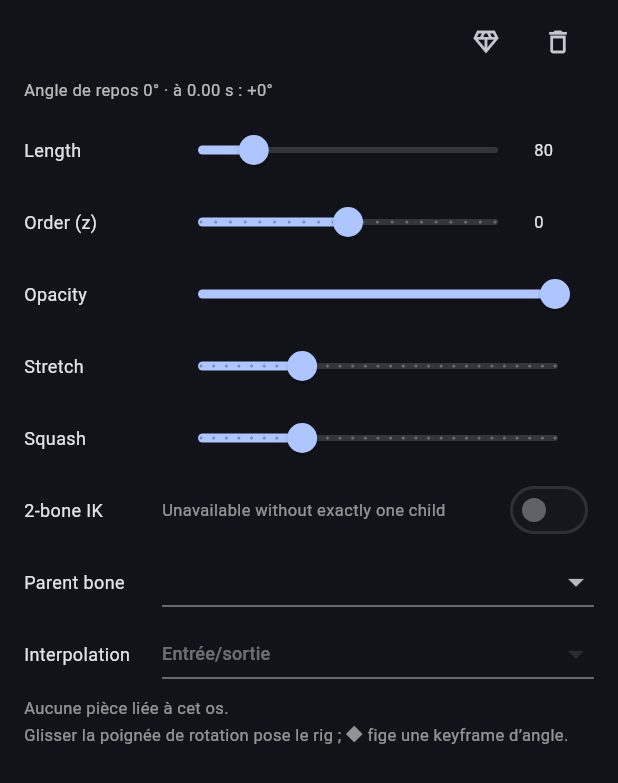
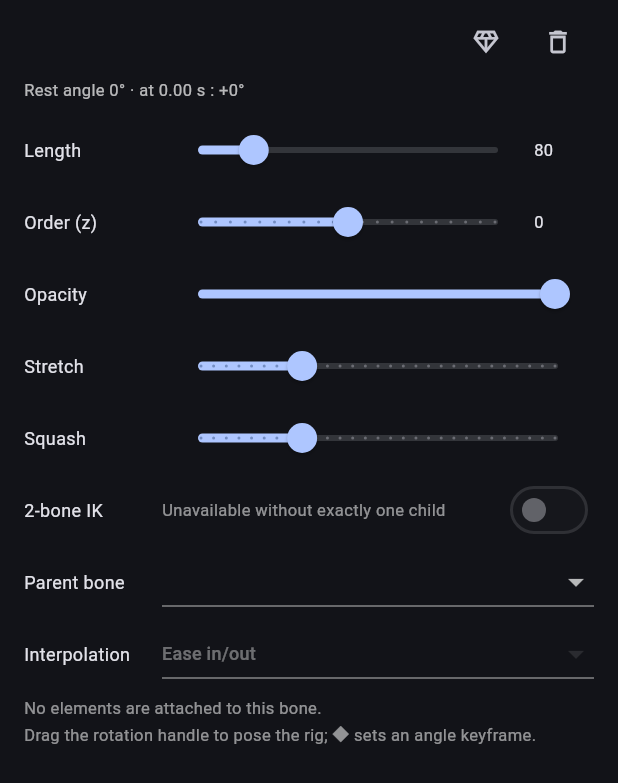
Before and after one commit to Xiaohequ/vector-anim-studio, a Flutter app: the BonePropertiesSheet widget shown alone on an empty page, opened directly with empty values, on a phone screen of 412 x 824 dp. Shown: the top 783 px of the screen. Run offline on Flutter 3.47's test engine with Material 3 defaults, Android fonts, the phone set to English and light mode, and no system bars; our stand-ins replace file_picker, package_info_plus, share_plus, shared_preferences, sqflite; missing offline and left inert: flutter_quick_video_encoder; accounts and stored records are empty.

Commit message:
fix: localize shape and bone properties (#18)
Prepare Keyform Studio 0.36.1 localization fixes

```diff
--- a/app/lib/settings/language_settings.dart
+++ b/app/lib/settings/language_settings.dart
@@ -88,17 +88,23 @@ class AppStrings {
       'Bibliothèques open source': 'Open-source libraries',
       'Chargement…': 'Loading…',
       'Confidentialité': 'Privacy',
-      'Cette notice décrit les données utilisées par Keyform Studio.': 'This notice describes how Keyform Studio uses data.',
+      'Cette notice décrit les données utilisées par Keyform Studio.':
+          'This notice describes how Keyform Studio uses data.',
       'Données des projets': 'Project data',
-      'Les projets, formes, animations et réglages sont conservés localement sur votre appareil. L’application utilise le stockage local pour les enregistrer.': 'Projects, shapes, animations and settings are stored locally on your device. The app uses local storage to save them.',
+      'Les projets, formes, animations et réglages sont conservés localement sur votre appareil. L’application utilise le stockage local pour les enregistrer.':
+          'Projects, shapes, animations and settings are stored locally on your device. The app uses local storage to save them.',
       'Importation et exportation': 'Import and export',
-      'Lors d’un import, l’application lit le fichier que vous choisissez. Les exports sont créés à votre demande. Si vous utilisez le partage, le contenu est transmis à l’application que vous sélectionnez.': 'When importing, the app reads the file you select. Exports are created at your request. If you share, the content is passed to the app you choose.',
+      'Lors d’un import, l’application lit le fichier que vous choisissez. Les exports sont créés à votre demande. Si vous utilisez le partage, le contenu est transmis à l’application que vous sélectionnez.':
+          'When importing, the app reads the file you select. Exports are created at your request. If you share, the content is passed to the app you choose.',
       'Préférence de langue': 'Language preference',
-      'Votre choix de langue est enregistré localement sur l’appareil. « Langue du système » n’enregistre pas de préférence linguistique spécifique.': 'Your language choice is stored locally on the device. “System default” does not save a specific language preference.',
+      'Votre choix de langue est enregistré localement sur l’appareil. « Langue du système » n’enregistre pas de préférence linguistique spécifique.':
+          'Your language choice is stored locally on the device. “System default” does not save a specific language preference.',
       'Aucun compte requis': 'No account required',
-      'Keyform Studio ne requiert pas de compte pour créer et modifier des projets. Cette version n’intègre ni publicité ni suivi analytique.': 'Keyform Studio requires no account to create or edit projects. This version includes no advertising or analytics tracking.',
+      'Keyform Studio ne requiert pas de compte pour créer et modifier des projets. Cette version n’intègre ni publicité ni suivi analytique.':
+          'Keyform Studio requires no account to create or edit projects. This version includes no advertising or analytics tracking.',
       'Contrôle des données': 'Your control over data',
-      'Vous gardez le contrôle des fichiers importés et partagés. Vous pouvez supprimer vos projets depuis l’application ou effacer les données de l’application dans les réglages de votre appareil.': 'You stay in control of imported and shared files. You can delete projects in the app or clear app data in your device settings.',
+      'Vous gardez le contrôle des fichiers importés et partagés. Vous pouvez supprimer vos projets depuis l’application ou effacer les données de l’application dans les réglages de votre appareil.':
+          'You stay in control of imported and shared files. You can delete projects in the app or clear app data in your device settings.',
       'Langue': 'Language',
       'Choisissez la langue utilisée par l’application.':
           'Choose the language used by the app.',
@@ -227,6 +233,50 @@ class AppStrings {
       'Miroir H': 'Flip H',
       'Miroir V': 'Flip V',
       'Interpolation': 'Interpolation',
+      'Rectangle': 'Rectangle',
+      'Position X': 'X position',
+      'Position Y': 'Y position',
+      'Largeur': 'Width',
+      'Hauteur': 'Height',
+      'Échelle': 'Scale',
+      'Échelle X': 'Scale X',
+      'Échelle Y': 'Scale Y',
+      'Épaisseur': 'Stroke width',
+      'Linéaire': 'Linear',
+      'Entrée': 'Ease in',
+      'Sortie': 'Ease out',
+      'Entrée/sortie': 'Ease in/out',
+      'Palier': 'Step',
+      'Personnalisé (Bézier)': 'Custom (Bézier)',
+      'Cercle': 'Circle',
+      'Ligne': 'Line',
+      'Chemin': 'Path',
+      'Triangle': 'Triangle',
+      'Étoile': 'Star',
+      'Hexagone': 'Hexagon',
+      'Croix': 'Cross',
+      'Cœur': 'Heart',
+      'Flèche': 'Arrow',
+      'est liée à l’os': 'is bound to bone',
+      'transformations bloquées': 'transformations are locked',
+      'seule l’os la bouge': 'only the bone can move it',
+      'Glisser l’extrémité de «': 'Drag the tip of “',
+      'résout la chaîne': 'to solve the chain',
+      'à': 'at',
+      'Os animé : glisser la poignée de rotation écrit une keyframe au curseur.':
+          'Animated bone: dragging the rotation handle creates a keyframe at the playhead.',
+      'Glisser la poignée de rotation pose le rig ; ◆ fige une keyframe d’angle.':
+          'Drag the rotation handle to pose the rig; ◆ sets an angle keyframe.',
+      'Touche un point pour le déplacer · appui long : le supprimer · ✚ puis touche un segment pour en ajouter':
+          'Tap a point to move it · long-press to delete it · ✚ then tap a segment to add one',
+      'Déplace un point : la 1ʳᵉ pose se crée automatiquement · ◆ pose d’autres instants · appui long : supprimer':
+          'Move a point: the first pose is created automatically · ◆ adds poses at other times · long-press to delete',
+      'Sans keyframe : tu dessines la base · ◆ pour commencer à animer (morph) · appui long : supprimer un point':
+          'Without keyframes: draw the base · ◆ to start animating (morph) · long-press to delete a point',
+      'Une seule pose porte le morph (forme figée ailleurs) : scruble un autre instant, ◆ puis déplace les points':
+          'Only one pose has a morph (the shape is frozen elsewhere): scrub to another time, tap ◆, then move points',
+      'Morph : les points s’interpolent entre les poses · ◆ au curseur ajoute/retire une pose':
+          'Morph: points interpolate between poses · ◆ at the playhead adds/removes a pose',
       'Couleurs des couches': 'Layer colors',
       'Pivot de rotation (offset depuis le centre)':
           'Rotation pivot (offset from center)',
@@ -415,17 +465,23 @@ class AppStrings {
       'Bibliothèques open source': '开源库',
       'Chargement…': '加载中…',
       'Confidentialité': '隐私',
-      'Cette notice décrit les données utilisées par Keyform Studio.': '本声明说明 Keyform Studio 如何使用数据。',
+      'Cette notice décrit les données utilisées par Keyform Studio.':
+          '本声明说明 Keyform Studio 如何使用数据。',
       'Données des projets': '项目数据',
-      'Les projets, formes, animations et réglages sont conservés localement sur votre appareil. L’application utilise le stockage local pour les enregistrer.': '项目、形状、动画和设置保存在您的设备本地。应用使用本地存储保存这些内容。',
+      'Les projets, formes, animations et réglages sont conservés localement sur votre appareil. L’application utilise le stockage local pour les enregistrer.':
+          '项目、形状、动画和设置保存在您的设备本地。应用使用本地存储保存这些内容。',
       'Importation et exportation': '导入与导出',
-      'Lors d’un import, l’application lit le fichier que vous choisissez. Les exports sont créés à votre demande. Si vous utilisez le partage, le contenu est transmis à l’application que vous sélectionnez.': '导入时，应用会读取您选择的文件。导出仅在您主动请求时创建。使用分享功能时，内容会传递给您选择的应用。',
+      'Lors d’un import, l’application lit le fichier que vous choisissez. Les exports sont créés à votre demande. Si vous utilisez le partage, le contenu est transmis à l’application que vous sélectionnez.':
+          '导入时，应用会读取您选择的文件。导出仅在您主动请求时创建。使用分享功能时，内容会传递给您选择的应用。',
       'Préférence de langue': '语言偏好',
-      'Votre choix de langue est enregistré localement sur l’appareil. « Langue du système » n’enregistre pas de préférence linguistique spécifique.': '您的语言选择保存在设备本地。“跟随系统”不会保存特定语言偏好。',
+      'Votre choix de langue est enregistré localement sur l’appareil. « Langue du système » n’enregistre pas de préférence linguistique spécifique.':
+          '您的语言选择保存在设备本地。“跟随系统”不会保存特定语言偏好。',
       'Aucun compte requis': '无需账户',
-      'Keyform Studio ne requiert pas de compte pour créer et modifier des projets. Cette version n’intègre ni publicité ni suivi analytique.': 'Keyform Studio 无需账户即可创建和编辑项目。此版本不包含广告或分析跟踪。',
+      'Keyform Studio ne requiert pas de compte pour créer et modifier des projets. Cette version n’intègre ni publicité ni suivi analytique.':
+          'Keyform Studio 无需账户即可创建和编辑项目。此版本不包含广告或分析跟踪。',
       'Contrôle des données': '数据控制',
-      'Vous gardez le contrôle des fichiers importés et partagés. Vous pouvez supprimer vos projets depuis l’application ou effacer les données de l’application dans les réglages de votre appareil.': '您可以控制导入和分享的文件。您可以在应用中删除项目，或在设备设置中清除应用数据。',
+      'Vous gardez le contrôle des fichiers importés et partagés. Vous pouvez supprimer vos projets depuis l’application ou effacer les données de l’application dans les réglages de votre appareil.':
+          '您可以控制导入和分享的文件。您可以在应用中删除项目，或在设备设置中清除应用数据。',
       'Langue': '语言',
       'Choisissez la langue utilisée par l’application.': '选择应用使用的语言。',
       'Langue du système': '跟随系统',
@@ -546,6 +602,50 @@ class AppStrings {
       'Miroir H': '水平翻转',
       'Miroir V': '垂直翻转',
       'Interpolation': '插值',
+      'Rectangle': '矩形',
+      'Position X': 'X 位置',
+      'Position Y': 'Y 位置',
+      'Largeur': '宽度',
+      'Hauteur': '高度',
+      'Échelle': '缩放',
+      'Échelle X': 'X 缩放',
+      'Échelle Y': 'Y 缩放',
+      'Épaisseur': '线宽',
+      'Linéaire': '线性',
+      'Entrée': '缓入',
+      'Sortie': '缓出',
+      'Entrée/sortie': '缓入缓出',
+      'Palier': '阶梯',
+      'Personnalisé (Bézier)': '自定义（贝塞尔）',
+      'Cercle': '圆形',
+      'Ligne': '直线',
+      'Chemin': '路径',
+      'Triangle': '三角形',
+      'Étoile': '星形',
+      'Hexagone': '六边形',
+      'Croix': '十字形',
+      'Cœur': '心形',
+      'Flèche': '箭头',
+      'est liée à l’os': '已绑定到骨骼',
+      'transformations bloquées': '变换已锁定',
+      'seule l’os la bouge': '只能由骨骼移动',
+      'Glisser l’extrémité de «': '拖动末端「',
+      'résout la chaîne': '以解算骨骼链',
+      'à': '在',
+      'Os animé : glisser la poignée de rotation écrit une keyframe au curseur.':
+          '骨骼已动画化：拖动旋转手柄会在播放头处创建关键帧。',
+      'Glisser la poignée de rotation pose le rig ; ◆ fige une keyframe d’angle.':
+          '拖动旋转手柄以摆姿势；点击 ◆ 添加角度关键帧。',
+      'Touche un point pour le déplacer · appui long : le supprimer · ✚ puis touche un segment pour en ajouter':
+          '点击点以移动 · 长按删除 · 点击 ✚ 后再点线段以添加点',
+      'Déplace un point : la 1ʳᵉ pose se crée automatiquement · ◆ pose d’autres instants · appui long : supprimer':
+          '移动点会自动创建第一个姿势 · ◆ 在其他时间添加姿势 · 长按删除',
+      'Sans keyframe : tu dessines la base · ◆ pour commencer à animer (morph) · appui long : supprimer un point':
+          '没有关键帧：绘制基础形状 · ◆ 开始形变动画 · 长按删除点',
+      'Une seule pose porte le morph (forme figée ailleurs) : scruble un autre instant, ◆ puis déplace les points':
+          '只有一个姿势包含形变（其他时间形状保持不变）：移动播放头，点击 ◆，然后移动各点',
+      'Morph : les points s’interpolent entre les poses · ◆ au curseur ajoute/retire une pose':
+          '形变：各点在姿势间插值 · 点击播放头处的 ◆ 添加/移除姿势',
       'Couleurs des couches': '图层颜色',
       'Pivot de rotation (offset depuis le centre)': '旋转轴（相对中心偏移）',
       'Ordre Z': 'Z 顺序',
--- a/app/lib/ui/bone_properties_sheet.dart
+++ b/app/lib/ui/bone_properties_sheet.dart
@@ -285,8 +285,8 @@ class _BonePropertiesSheetState extends State<BonePropertiesSheet> {
                     ),
                   ),
                 Text(
-                  'Angle de repos ${degrees.toStringAsFixed(0)}°'
-                  ' · à ${((controller.timeMs) / 1000).toStringAsFixed(2)} s : '
+                  '${AppStrings.text('Angle de repos')} ${degrees.toStringAsFixed(0)}°'
+                  ' · ${AppStrings.text('à')} ${((controller.timeMs) / 1000).toStringAsFixed(2)} s : '
                   '${deltaDegrees >= 0 ? '+' : ''}${deltaDegrees.toStringAsFixed(0)}°',
                   style: const TextStyle(fontSize: 11, color: Colors.white70),
                 ),
@@ -450,7 +450,9 @@ class _BonePropertiesSheetState extends State<BonePropertiesSheet> {
                             ? AppStrings.text(
                                 'Sans enfant unique — indisponible',
                               )
-                            : 'Glisser l’extrémité de « ${ikChild.name} » résout la chaîne',
+                            : AppStrings.text(
+                                'Glisser l’extrémité de « ${ikChild.name} » résout la chaîne',
+                              ),
                         style: const TextStyle(
                           fontSize: 11,
                           color: Colors.white54,
@@ -501,10 +503,10 @@ class _BonePropertiesSheetState extends State<BonePropertiesSheet> {
                           _refresh();
                         },
                         items: <DropdownMenuItem<String?>>[
-                          const DropdownMenuItem<String?>(
+                          DropdownMenuItem<String?>(
                             value: null,
                             child: Text(
-                              'Racine (aucun)',
+                              AppStrings.text('Racine (aucun)'),
                               style: TextStyle(fontSize: 12),
                             ),
                           ),
@@ -546,7 +548,7 @@ class _BonePropertiesSheetState extends State<BonePropertiesSheet> {
                             DropdownMenuItem<EasingKind>(
                               value: easing,
                               child: Text(
-                                easingLabel(easing),
+                                AppStrings.text(easingLabel(easing)),
                                 style: const TextStyle(fontSize: 12),
                               ),
                             ),
@@ -558,16 +560,18 @@ class _BonePropertiesSheetState extends State<BonePropertiesSheet> {
                 const SizedBox(height: 4),
                 Text(
                   boundShapes.isEmpty
-                      ? 'Aucune pièce liée à cet os.'
-                      : 'Pièces liées : ${boundShapes.join(', ')}',
+                      ? AppStrings.text('Aucune pièce liée à cet os.')
+                      : '${AppStrings.text('Pièces liées : ')}${boundShapes.join(', ')}',
                   style: const TextStyle(fontSize: 11, color: Colors.white54),
                 ),
                 Padding(
                   padding: const EdgeInsets.only(top: 2),
                   child: Text(
-                    hasKeyframes
-                        ? 'Os animé : glisser la poignée de rotation écrit une keyframe au curseur.'
-                        : 'Glisser la poignée de rotation pose le rig ; ◆ fige une keyframe d’angle.',
+                    AppStrings.text(
+                      hasKeyframes
+                          ? 'Os animé : glisser la poignée de rotation écrit une keyframe au curseur.'
+                          : 'Glisser la poignée de rotation pose le rig ; ◆ fige une keyframe d’angle.',
+                    ),
                     style: const TextStyle(fontSize: 11, color: Colors.white54),
                   ),
                 ),
--- a/app/lib/ui/layer_properties_sheet.dart
+++ b/app/lib/ui/layer_properties_sheet.dart
@@ -275,7 +275,7 @@ class _LayerSlider extends StatelessWidget {
         SizedBox(
           width: 92,
           child: Text(
-            layerPropertyLabel(property),
+            AppStrings.text(layerPropertyLabel(property)),
             style: const TextStyle(fontSize: 12),
           ),
         ),
--- a/app/lib/ui/shape_editor_screen.dart
+++ b/app/lib/ui/shape_editor_screen.dart
@@ -458,7 +458,7 @@ class _ShapeEditorScreenState extends State<ShapeEditorScreen> {
                           Icon(shapeKindIcon(kind), size: 24),
                           const SizedBox(height: 4),
                           Text(
-                            shapeKindLabel(kind),
+                            AppStrings.text(shapeKindLabel(kind)),
                             textAlign: TextAlign.center,
                             maxLines: 1,
                             overflow: TextOverflow.ellipsis,
@@ -1205,9 +1205,9 @@ class LayerPanel extends StatelessWidget {
     children: <Widget>[
       Row(
         children: <Widget>[
-          const Expanded(
+          Expanded(
             child: Text(
-              'Formes',
+              AppStrings.text('Formes'),
               style: TextStyle(fontWeight: FontWeight.bold),
             ),
           ),
--- a/app/pubspec.yaml
+++ b/app/pubspec.yaml
@@ -2,7 +2,7 @@ name: vector_anim_studio
 description: "Keyform Studio — studio d'animation 2D mobile : formes, couches, keyframes, rig par os, export MP4/GIF."
 publish_to: 'none'
 
-version: 0.36.0+2
+version: 0.36.1+3
 
 environment:
   sdk: ^3.12.0
@@ -40,3 +40,5 @@ dev_dependencies:
 
 flutter:
   uses-material-design: true
+  assets:
+    - assets/brand/keyform-studio-icon.png
```
Also changed, not shown: app/lib/ui/home_screen.dart (+16 -1 lines), app/lib/ui/shape_properties_sheet.dart (+12 -11 lines), app/assets/brand/keyform-studio-icon.png (added), 27 other files.
